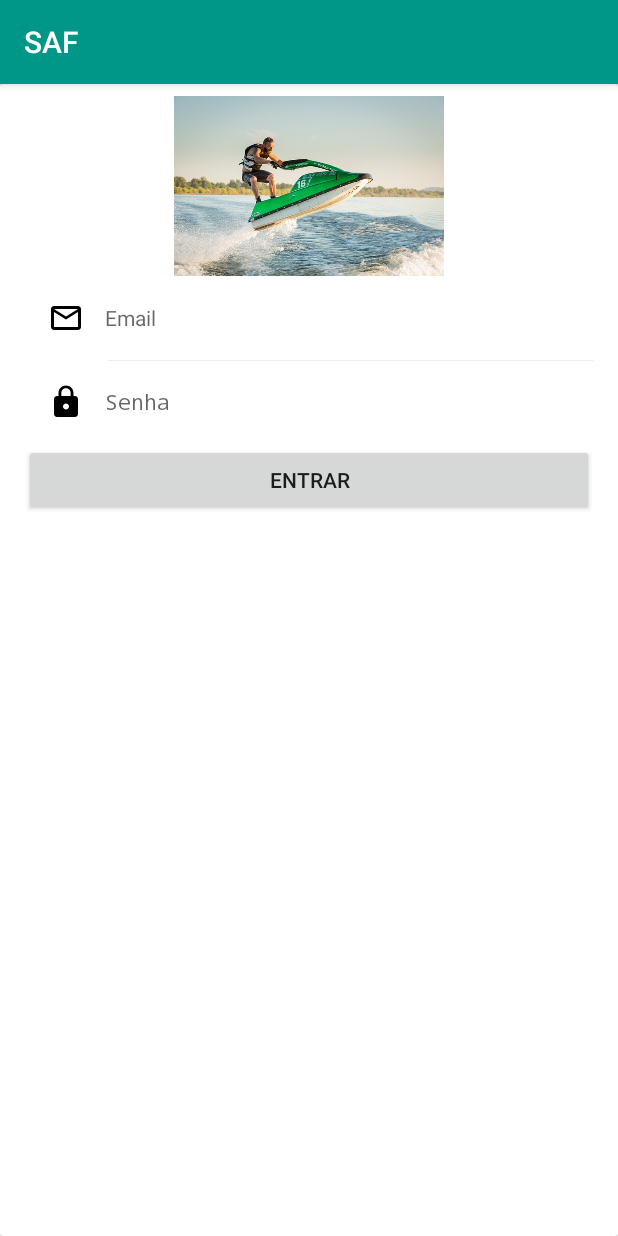
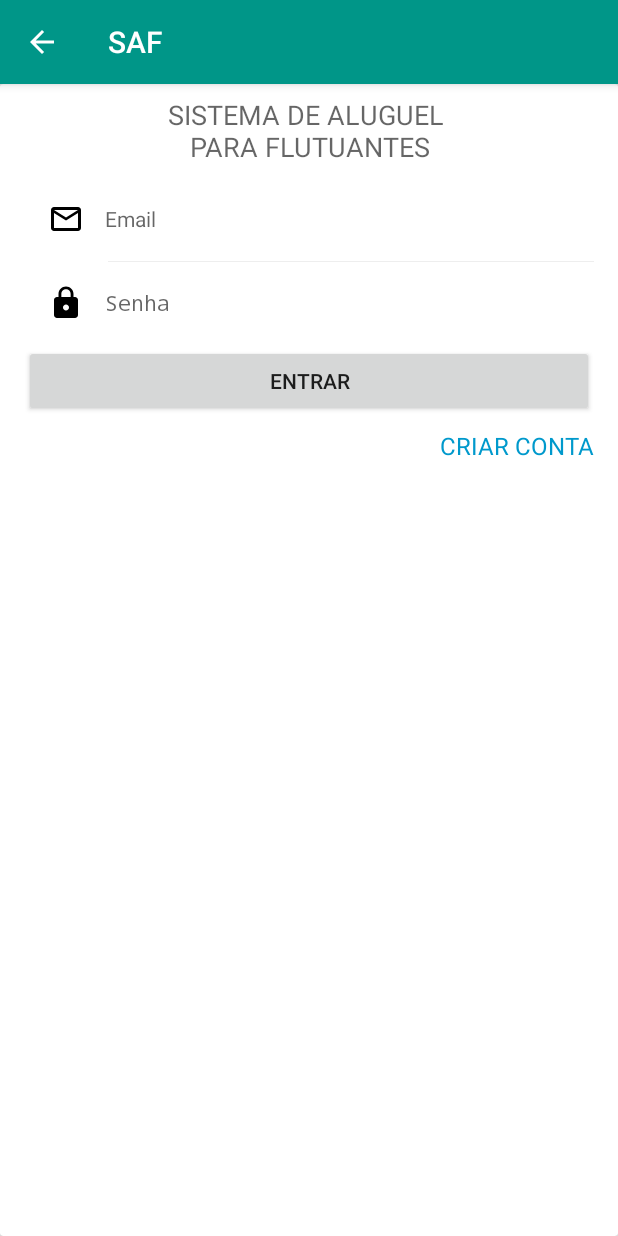
Before and after one commit to ifam-pds/saf, an Android app: the LoginActivity screen opened directly, with no data from a screen before it, on a phone screen of 412 x 824 dp. Run offline under Robolectric (Android 15) with nearby library versions, the phone set to English and light mode, and no system bars; our stand-ins replace ButterKnife; libraries missing offline, so code that uses them is left out: retrofit2.adapter.rxjava, rx.android.schedulers, rx.functions, rx.schedulers.

Commit message:
fluxo de login/criar conta

```diff
--- a/app/src/main/java/br/edu/ifam/saf/login/LoginActivity.java
+++ b/app/src/main/java/br/edu/ifam/saf/login/LoginActivity.java
@@ -1,11 +1,16 @@
 package br.edu.ifam.saf.login;
 
+import android.content.Intent;
 import android.os.Bundle;
+import android.support.design.widget.Snackbar;
 import android.support.v7.app.AppCompatActivity;
+import android.view.MenuItem;
+import android.view.View;
 import android.widget.Toast;
 
 import br.edu.ifam.saf.R;
 import br.edu.ifam.saf.api.data.LoginData;
+import br.edu.ifam.saf.criarconta.CriarContaActivity;
 import br.edu.ifam.saf.data.LocalRepositoryImpl;
 import br.edu.ifam.saf.view.FieldView;
 import butterknife.BindView;
@@ -16,8 +21,11 @@ public class LoginActivity extends AppCompatActivity implements LoginContract.Vi
 
     @BindView(R.id.email)
     FieldView email;
+
     @BindView(R.id.senha)
     FieldView senha;
+    @BindView(R.id.activity_login)
+    View parentLayout;
     private LoginContract.Presenter presenter;
 
     @Override
@@ -27,6 +35,26 @@ public class LoginActivity extends AppCompatActivity implements LoginContract.Vi
         ButterKnife.bind(this);
         presenter = new LoginPresenter(this, LocalRepositoryImpl.getInstance());
 
+        if (getSupportActionBar() != null) {
+            getSupportActionBar().setDisplayHomeAsUpEnabled(true);
+            getSupportActionBar().setDisplayShowHomeEnabled(true);
+        }
+
+    }
+
+    @Override
+    public boolean onOptionsItemSelected(MenuItem item) {
+        switch (item.getItemId()) {
+            case android.R.id.home:
+                finish();
+                return true;
+        }
+        return super.onOptionsItemSelected(item);
+    }
+
+    @OnClick(R.id.criar_conta)
+    void onCriarContaClick() {
+        startActivity(new Intent(this, CriarContaActivity.class));
     }
 
 
@@ -41,5 +69,7 @@ public class LoginActivity extends AppCompatActivity implements LoginContract.Vi
     @Override
     public void mostrarMensagem(String message) {
         Toast.makeText(this, message, Toast.LENGTH_LONG).show();
+
+        Snackbar.make(parentLayout, message, Snackbar.LENGTH_SHORT);
     }
 }
--- a/app/src/main/java/br/edu/ifam/saf/login/LoginPresenter.java
+++ b/app/src/main/java/br/edu/ifam/saf/login/LoginPresenter.java
@@ -30,13 +30,18 @@ public class LoginPresenter implements LoginContract.Presenter {
                 .subscribe(new Action1<Result<UsuarioDTO>>() {
                     @Override
                     public void call(Result<UsuarioDTO> result) {
-                        if (result.response().isSuccessful()) {
+                        if (view != null) {
+                            if (result.isError()) {
+                                // IOException
+                                view.mostrarMensagem("Erro de conexão");
+                            } else if (result.response().isSuccessful()) {
                                 UsuarioDTO usuario = result.response().body();
                                 repository.saveUserInfo(usuario);
                                 view.mostrarMensagem(String.format("Bem vindo %s", usuario.getNome()));
                             } else {
                                 MensagemErroResponse mensagem = ApiManager.parseErro(result.response());
                                 view.mostrarMensagem(mensagem.getMensagens().get(0));
+                            }
                         }
                     }
                 })
--- a/app/src/main/res/layout/activity_login.xml
+++ b/app/src/main/res/layout/activity_login.xml
@@ -1,5 +1,6 @@
 <?xml version="1.0" encoding="utf-8"?>
 <android.support.v7.widget.CardView xmlns:android="http://schemas.android.com/apk/res/android"
+
     xmlns:app="http://schemas.android.com/apk/res-auto"
     android:id="@+id/activity_login"
     android:layout_width="match_parent"
@@ -15,15 +16,22 @@
         android:orientation="vertical">
 
 
-        <ImageView
+        <TextView
             android:layout_width="match_parent"
-            android:layout_height="120dp"
-            android:src="@drawable/jet_ski" />
+            android:layout_height="wrap_content"
+            android:gravity="center"
+            android:text="Sistema de Aluguel \npara flutuantes"
+            android:textAllCaps="true"
+            android:textAppearance="@android:style/TextAppearance.Material.Medium"
+
+            />
+
 
         <br.edu.ifam.saf.view.FieldView
             android:id="@+id/email"
             android:layout_width="match_parent"
             android:layout_height="wrap_content"
+            android:layout_marginTop="8dp"
             app:border="false"
             app:hint="Email"
             app:icon="@drawable/ic_mail_outline_black_24dp"
@@ -42,6 +50,21 @@
             android:layout_width="match_parent"
             android:layout_height="wrap_content"
             android:text="Entrar" />
+
+        <TextView
+            android:id="@+id/criar_conta"
+            android:layout_width="wrap_content"
+            android:layout_height="wrap_content"
+            android:layout_gravity="end"
+            android:layout_marginStart="4dp"
+            android:layout_marginTop="8dp"
+            android:text="Criar conta"
+
+            android:textAllCaps="true"
+            android:textColor="@android:color/holo_blue_dark"
+            android:textSize="16sp"
+
+            />
     </LinearLayout>
 
 
--- a/app/src/main/res/menu/main.xml
+++ b/app/src/main/res/menu/main.xml
@@ -6,4 +6,9 @@
         android:orderInCategory="100"
         android:title="@string/action_settings"
         app:showAsAction="never" />
+    <item
+        android:id="@+id/action_login"
+        android:orderInCategory="101"
+        android:title="@string/login"
+        app:showAsAction="never" />
 </menu>
--- a/app/src/main/res/values/strings.xml
+++ b/app/src/main/res/values/strings.xml
@@ -11,5 +11,6 @@
     <string name="hello_blank_fragment">Hello blank fragment</string>
     <string name="title_activity_reserva">Reservar</string>
     <string name="title_activity_settings">Configurações</string>
+    <string name="login">Login</string>
 
 </resources>
```
Also changed, not shown: app/src/main/AndroidManifest.xml (+2 -14 lines), app/src/main/java/br/edu/ifam/saf/MainActivity.java (+9 -3 lines), app/src/main/java/br/edu/ifam/saf/criarconta/CriarContaActivity.java (+16 -1 lines). Lines whose indentation alone changed are shown as unchanged.
